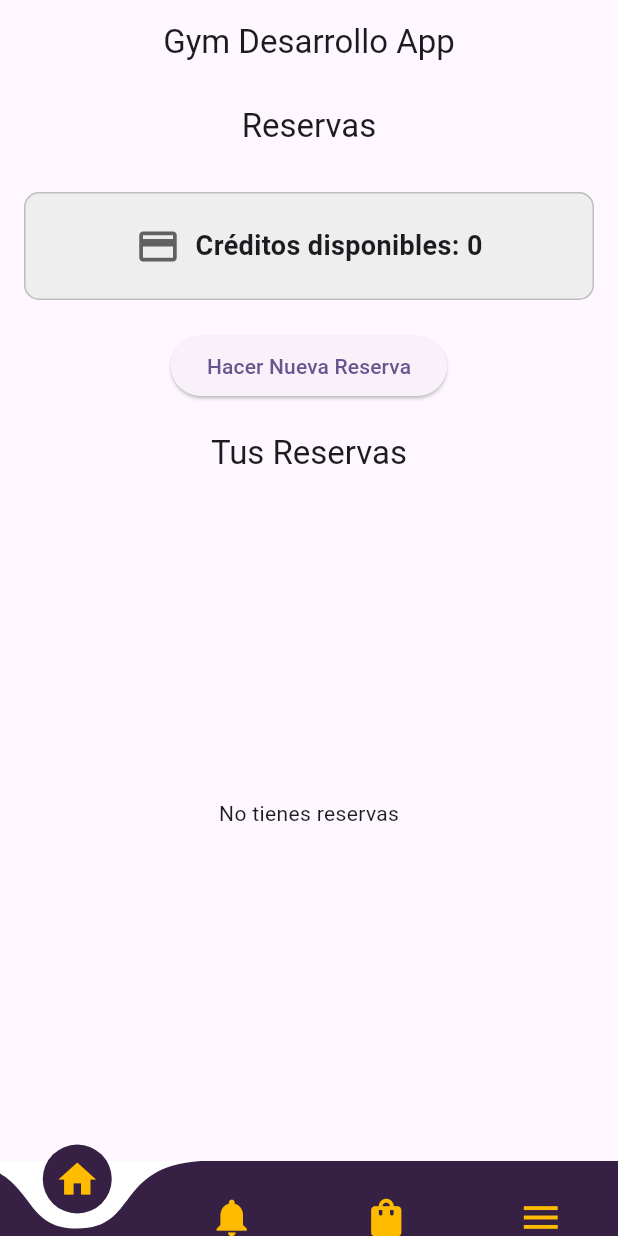
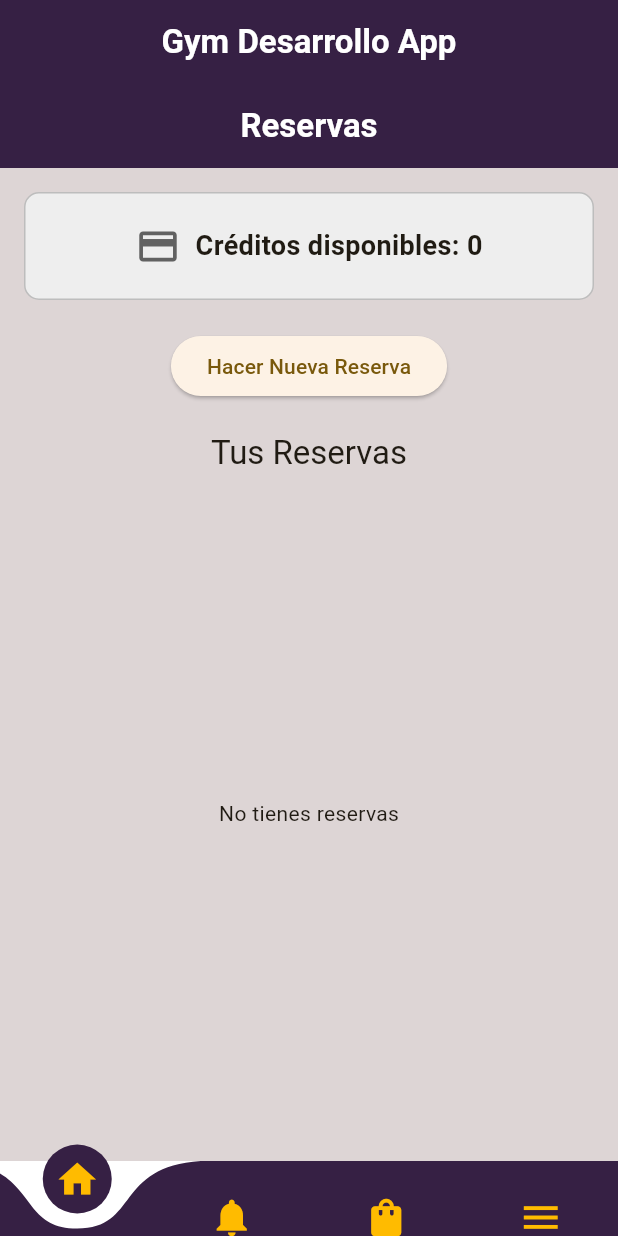
Before and after one commit to santiconstantopoulos/proyecto_gimnasio_esquel, a Flutter app: the screen it shows once a user with an empty profile is signed in, on a phone screen of 412 x 824 dp. Run offline on Flutter 3.47's test engine with Material 3 defaults, Android fonts, the phone set to English and light mode, and no system bars; drawn by our look-alikes of curved_navigation_bar; our stand-ins replace cloud_firestore, firebase_auth, firebase_core, firebase_storage, image_picker; missing offline and left inert: firebase_ui_auth, firebase_ui_oauth_google; accounts and stored records are empty.

Commit message:
se modifica el color global de la app

```diff
--- a/lib/main.dart
+++ b/lib/main.dart
@@ -1,8 +1,8 @@
 import 'package:firebase_core/firebase_core.dart';
 import 'package:flutter/material.dart';
 import 'firebase_options.dart';
-
 import 'package:proyecto_gimnasio_esquel/features/login/auth_screen.dart';
+import 'package:proyecto_gimnasio_esquel/styles/theme.dart';
 
 Future<void> main() async {
   WidgetsFlutterBinding.ensureInitialized();
@@ -15,16 +15,12 @@ Future<void> main() async {
 class MyApp extends StatelessWidget {
   const MyApp({super.key});
 
-  // This widget is the root of your application.
   @override
   Widget build(BuildContext context) {
     return MaterialApp(
       title: 'Gimnasio Esquel',
-      theme: ThemeData(
-        primarySwatch: Colors.blue,
-        colorScheme: ColorScheme.fromSeed(seedColor: Colors.deepPurple),
-        useMaterial3: true,
-      ),
+      theme: AppTheme.appTheme,
+      debugShowCheckedModeBanner: false,
       home: const AuthScreen(),
     );
   }
--- /dev/null
+++ b/lib/styles/theme.dart
@@ -0,0 +1,51 @@
+import 'package:flutter/material.dart';
+
+class AppTheme {
+  static const Color primaryColor = Color.fromARGB(255, 54, 32, 68);
+  static const Color accentColor = Color.fromARGB(255, 255, 187, 0);
+  static const Color textColor = Colors.white;
+  static const Color greyColor = Colors.grey;
+  static const Color buttonTextColor = Color.fromARGB(255, 100, 92, 119);
+
+  static const Color backgroundSoftColor = Color.fromARGB(255, 221, 213, 213);
+
+  static final ThemeData appTheme = ThemeData(
+    primaryColor: primaryColor,
+    colorScheme: ColorScheme.fromSeed(
+      seedColor: accentColor,
+    ),
+    scaffoldBackgroundColor: const Color.fromARGB(255, 221, 213, 213),
+    appBarTheme: const AppBarTheme(
+      backgroundColor: primaryColor,
+      titleTextStyle: TextStyle(
+        fontSize: 22,
+        color: textColor,
+        fontWeight: FontWeight.bold,
+      ),
+      iconTheme: IconThemeData(
+        color: textColor,
+      ),
+    ),
+    buttonTheme: const ButtonThemeData(
+      buttonColor: primaryColor,
+      textTheme: ButtonTextTheme.primary,
+      shape: StadiumBorder(),
+    ),
+    inputDecorationTheme: const InputDecorationTheme(
+      contentPadding: EdgeInsets.symmetric(horizontal: 16, vertical: 14),
+      border: OutlineInputBorder(),
+      enabledBorder: OutlineInputBorder(
+        borderSide: BorderSide(color: greyColor),
+      ),
+      focusedBorder: OutlineInputBorder(
+        borderSide: BorderSide(color: accentColor),
+      ),
+      filled: true,
+      fillColor: Colors.white,
+      labelStyle: TextStyle(
+        fontSize: 16,
+        color: greyColor
+      ),
+    ),
+  );
+}
```
